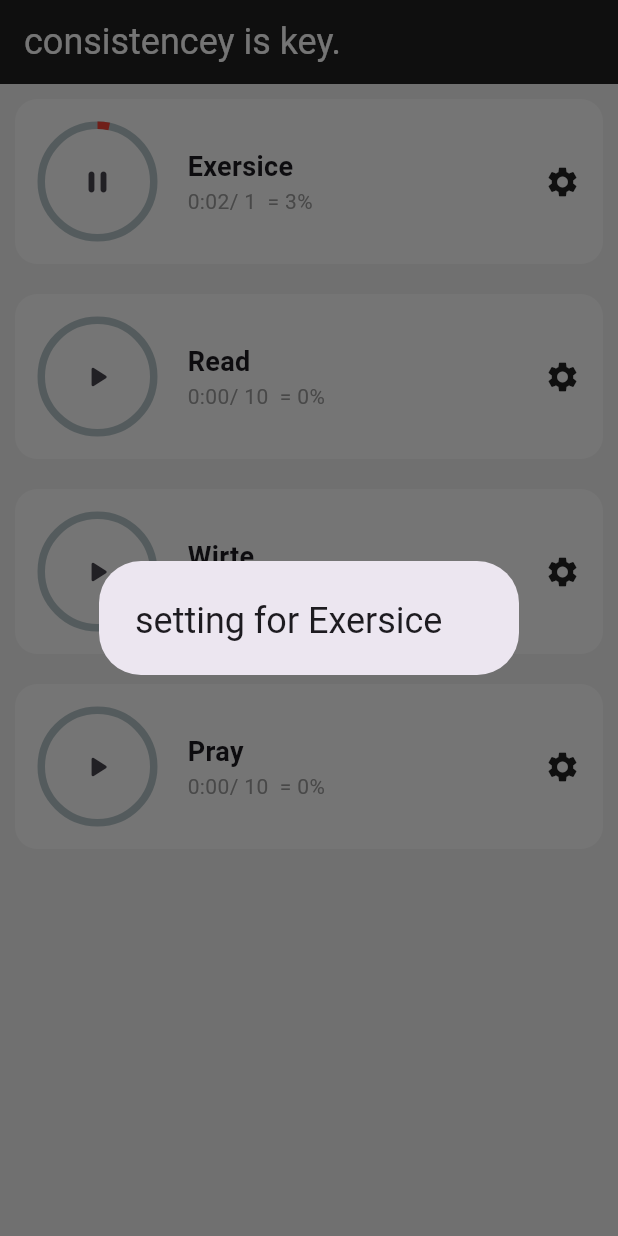
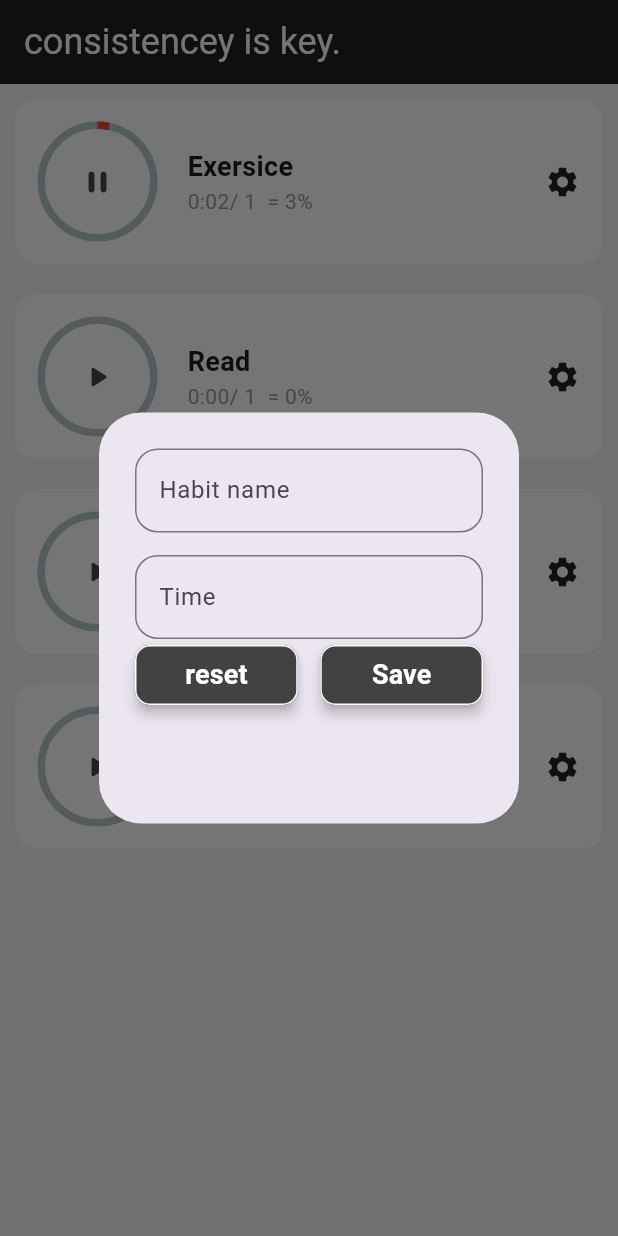
Before and after one commit to IbrahimIG1/habbit_tracker, a Flutter app: the screen it shows after launch, after a tap on the "play arrow" icon, after a tap on the "settings" icon, on a phone screen of 412 x 824 dp. Run offline on Flutter 3.47's test engine with Material 3 defaults, Android fonts, the phone set to English and light mode, and no system bars; drawn by our look-alikes of percent_indicator; our stand-ins replace flutter_bloc.

Commit message:
- add save button and reset - add text form feild

```diff
--- a/lib/core/cubit/cubit/app_cubit.dart
+++ b/lib/core/cubit/cubit/app_cubit.dart
@@ -1,6 +1,8 @@
 import 'dart:async';
 import 'package:flutter/material.dart';
 import 'package:flutter_bloc/flutter_bloc.dart';
+import 'package:habbit_tracker/screens/home_screen/widgets/button_default.dart';
+import 'package:habbit_tracker/screens/home_screen/widgets/text_form_feild_default.dart';
 import 'app_state.dart';
 
 class AppCubit extends Cubit<AppCubitState> {
@@ -15,24 +17,14 @@ class AppCubit extends Cubit<AppCubitState> {
       "start_time": 0,
       "goal_time": 1
     },
-    {
-      "habbit_name": "Read",
-      "is_start": false,
-      "start_time": 0,
-      "goal_time": 10
-    },
+    {"habbit_name": "Read", "is_start": false, "start_time": 0, "goal_time": 1},
     {
       "habbit_name": "Wirte",
       "is_start": false,
       "start_time": 0,
-      "goal_time": 10
+      "goal_time": 1
     },
-    {
-      "habbit_name": "Pray",
-      "is_start": false,
-      "start_time": 0,
-      "goal_time": 10
-    },
+    {"habbit_name": "Pray", "is_start": false, "start_time": 0, "goal_time": 1},
   ];
 
   IconData startAndPauseIcon = Icons.play_arrow_rounded;
@@ -55,7 +47,37 @@ class AppCubit extends Cubit<AppCubitState> {
       context: context,
       builder: (context) {
         return AlertDialog(
-          title: Text("setting for ${list[index]["habbit_name"]}"),
+          title: Container(
+            height: 230,
+            width: 200,
+            child: Column(
+              children: [
+                TextFormFeildDefault(
+                    hintText: 'Habit name',
+                    controller: TextEditingController()),
+                SizedBox(height: 15),
+                TextFormFeildDefault(
+                    hintText: 'Time', controller: TextEditingController()),
+                Row(
+                  children: [
+                    Expanded(
+                        child: ButtonDefault(
+                            text: "reset",
+                            onPressedFunction: () {
+                              print('reset');
+                            })),
+                    SizedBox(width: 15),
+                    Expanded(
+                        child: ButtonDefault(
+                            text: "Save",
+                            onPressedFunction: () {
+                              print("save");
+                            })),
+                  ],
+                ),
+              ],
+            ),
+          ),
         );
       },
     );
--- /dev/null
+++ b/lib/screens/home_screen/widgets/button_default.dart
@@ -0,0 +1,30 @@
+import 'package:flutter/material.dart';
+
+class ButtonDefault extends StatelessWidget {
+  final String text;
+  final VoidCallback onPressedFunction;
+  const ButtonDefault(
+      {super.key, required this.text, required this.onPressedFunction});
+
+  @override
+  Widget build(BuildContext context) {
+    return ElevatedButton(
+        style: ElevatedButton.styleFrom(
+            backgroundColor: Colors.grey[800],
+            elevation: 3.5,
+            shape: RoundedRectangleBorder(
+                borderRadius: BorderRadius.circular(10),
+                side: const BorderSide(
+                  color: Colors.white,
+                ))),
+        onPressed: onPressedFunction,
+        child: Text(
+          text,
+          style: const TextStyle(
+            color: Colors.white,
+            fontSize: 18,
+            fontWeight: FontWeight.bold,
+          ),
+        ));
+  }
+}
--- a/lib/screens/home_screen/widgets/habbit_card.dart
+++ b/lib/screens/home_screen/widgets/habbit_card.dart
@@ -7,10 +7,10 @@ class HabbitCard extends StatelessWidget {
   final int goalTime;
   final VoidCallback settingsOpen;
   final VoidCallback habbitStart;
-  late bool isStart;
+  final bool isStart;
   final int index;
 
-  HabbitCard({
+  const HabbitCard({
     super.key,
     required this.index,
     required this.habbitName,
@@ -41,9 +41,7 @@ class HabbitCard extends StatelessWidget {
 
     calculatPrecentage() {
       var result = startTime / (goalTime * 60);
-      if (result * 100 == 100) {
-        isStart = false;
-      }
+
       return result;
     }
 
--- /dev/null
+++ b/lib/screens/home_screen/widgets/text_form_feild_default.dart
@@ -0,0 +1,23 @@
+import 'package:flutter/material.dart';
+
+class TextFormFeildDefault extends StatelessWidget {
+  final String hintText;
+  final TextEditingController controller;
+  const TextFormFeildDefault(
+      {super.key, required this.hintText, required this.controller});
+
+  @override
+  Widget build(BuildContext context) {
+    return TextFormField(
+      decoration: InputDecoration(
+        hintText: hintText,
+        border: const OutlineInputBorder(
+          borderRadius: BorderRadius.all(
+            Radius.circular(15),
+          ),
+        ),
+      ),
+      controller: controller,
+    );
+  }
+}
```
